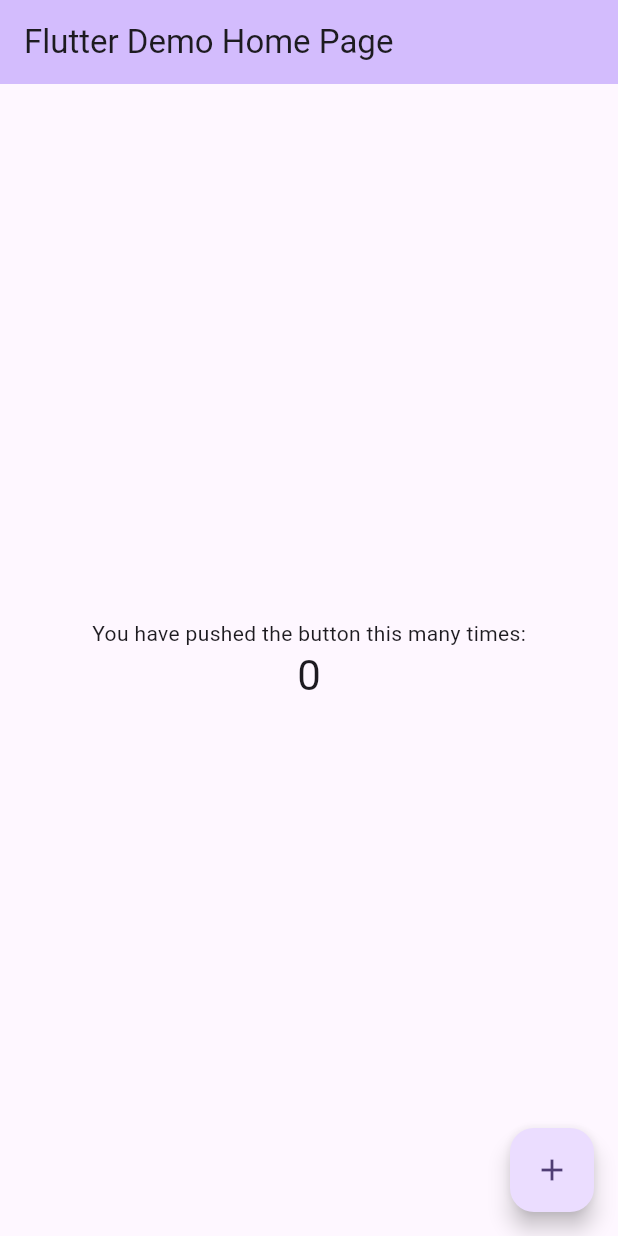
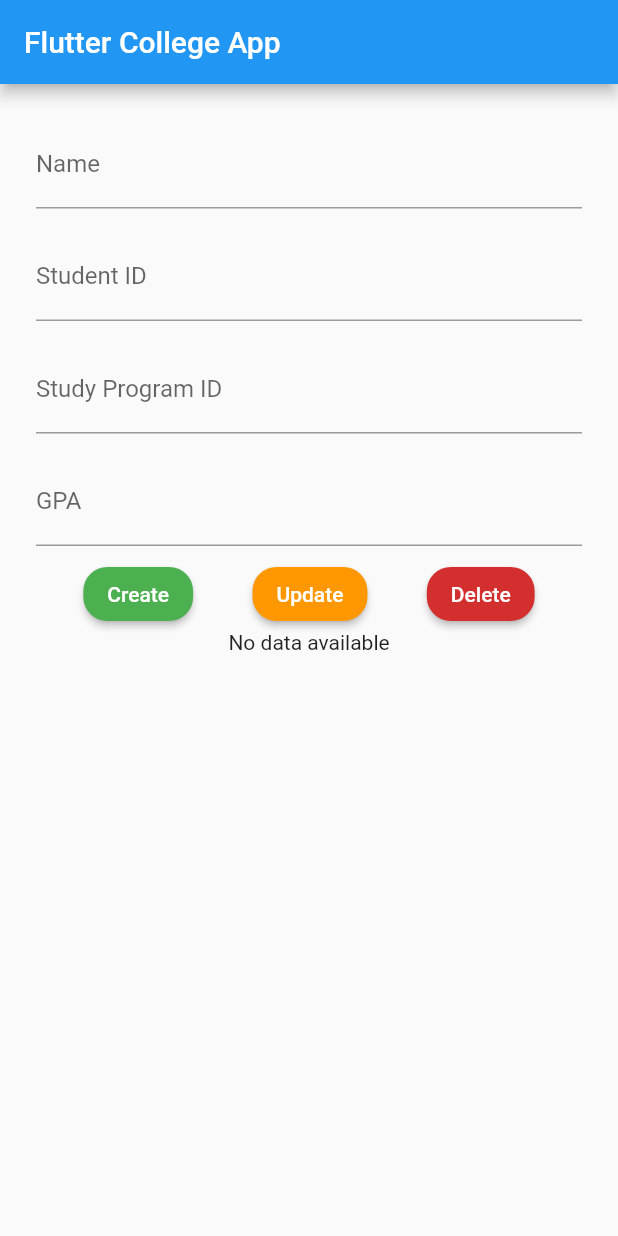
Before and after one commit to Kruzikael014/practice_flutter, a Flutter app: the screen it shows after launch, on a phone screen of 412 x 824 dp. Run offline on Flutter 3.47's test engine with Material 2 defaults, Android fonts, the light colour scheme and no system bars; our stand-ins replace cloud_firestore, firebase_core; accounts and stored records are empty.

Commit message:
Sudah selesai? lanjut nanti

```diff
--- a/lib/main.dart
+++ b/lib/main.dart
@@ -1,125 +1,306 @@
+import 'dart:developer';
+import 'package:firebase_core/firebase_core.dart';
 import 'package:flutter/material.dart';
+import 'package:flutter_pract/firebase_options.dart';
+import 'package:cloud_firestore/cloud_firestore.dart';
 
-void main() {
+void main() async {
+  WidgetsFlutterBinding.ensureInitialized();
+  await Firebase.initializeApp(options: DefaultFirebaseOptions.currentPlatform);
   runApp(const MyApp());
 }
 
 class MyApp extends StatelessWidget {
   const MyApp({super.key});
 
-  // This widget is the root of your application.
   @override
   Widget build(BuildContext context) {
     return MaterialApp(
-      title: 'Flutter Demo',
       theme: ThemeData(
-        // This is the theme of your application.
-        //
-        // TRY THIS: Try running your application with "flutter run". You'll see
-        // the application has a blue toolbar. Then, without quitting the app,
-        // try changing the seedColor in the colorScheme below to Colors.green
-        // and then invoke "hot reload" (save your changes or press the "hot
-        // reload" button in a Flutter-supported IDE, or press "r" if you used
-        // the command line to start the app).
-        //
-        // Notice that the counter didn't reset back to zero; the application
-        // state is not lost during the reload. To reset the state, use hot
-        // restart instead.
-        //
-        // This works for code too, not just values: Most code changes can be
-        // tested with just a hot reload.
-        colorScheme: ColorScheme.fromSeed(seedColor: Colors.deepPurple),
-        useMaterial3: true,
+        brightness: Brightness.light,
+        colorScheme: const ColorScheme.light(
+            primary: Colors.blue, secondary: Colors.cyan),
       ),
-      home: const MyHomePage(title: 'Flutter Demo Home Page'),
+      home: const RootPage(),
     );
   }
 }
 
-class MyHomePage extends StatefulWidget {
-  const MyHomePage({super.key, required this.title});
+class RootPage extends StatefulWidget {
+  const RootPage({super.key});
 
-  // This widget is the home page of your application. It is stateful, meaning
-  // that it has a State object (defined below) that contains fields that affect
-  // how it looks.
-
-  // This class is the configuration for the state. It holds the values (in this
-  // case the title) provided by the parent (in this case the App widget) and
-  // used by the build method of the State. Fields in a Widget subclass are
-  // always marked "final".
-
-  final String title;
+  final String title = 'Sebuah String';
 
   @override
-  State<MyHomePage> createState() => _MyHomePageState();
+  State<StatefulWidget> createState() => _RootPageState();
 }
 
-class _MyHomePageState extends State<MyHomePage> {
-  int _counter = 0;
+class _RootPageState extends State<RootPage> {
+  String? studentName, studentID, programID;
+  double? gpa;
 
-  void _incrementCounter() {
-    setState(() {
-      // This call to setState tells the Flutter framework that something has
-      // changed in this State, which causes it to rerun the build method below
-      // so that the display can reflect the updated values. If we changed
-      // _counter without calling setState(), then the build method would not be
-      // called again, and so nothing would appear to happen.
-      _counter++;
+  final TextEditingController studentNameController = TextEditingController();
+  final TextEditingController studentIDController = TextEditingController();
+  final TextEditingController programIDController = TextEditingController();
+  final TextEditingController gpaController = TextEditingController();
+
+  setStudentName(String studentName) {
+    this.studentName = studentName;
+  }
+
+  setStudentID(String studentID) {
+    this.studentID = studentID;
+  }
+
+  setProgramID(String programID) {
+    this.programID = programID;
+  }
+
+  setGPA(String gpa) {
+    this.gpa = double.parse(gpa);
+  }
+
+  check() {
+    log('data\n======================');
+    log('StudentName : $studentName');
+    log('StudentID   : $studentID');
+    log('ProgramID   : $programID');
+    log('StudentGPA  : $gpa');
+    log('Testing success');
+    clear();
+  }
+
+  clear() {
+    studentNameController.clear();
+    studentIDController.clear();
+    programIDController.clear();
+    gpaController.clear();
+  }
+
+  reset() {
+    studentID = null;
+    studentName = null;
+    programID = null;
+    gpa = null;
+  }
+
+  createData() {
+    check();
+    DocumentReference documentReference =
+        FirebaseFirestore.instance.collection('student_scores').doc();
+
+    Map<String, dynamic> student = {
+      "studentID": studentID,
+      "studentName": studentName,
+      "programID": programID,
+      "gpa": gpa
+    };
+
+    documentReference.set(student).whenComplete(() {
+      log('data created');
+      reset();
+    }).onError((error, stackTrace) {
+      log('$error occured during insertion!\nHere is the stack trace\n$stackTrace');
     });
+  }
+
+  updateData() async {
+    check();
+
+    QuerySnapshot<Map<String, dynamic>> querySnapshot = await FirebaseFirestore
+        .instance
+        .collection('student_scores')
+        .where('studentID', isEqualTo: '$studentID')
+        .get();
+
+    if (querySnapshot.docs.isNotEmpty) {
+      DocumentReference documentReference = querySnapshot.docs[0].reference;
+      Map<String, dynamic> student = {
+        "studentID": studentID,
+        "studentName": studentName,
+        "programID": programID,
+        "gpa": gpa
+      };
+      documentReference.update(student).whenComplete(() {
+        log('data updated');
+        reset();
+      }).onError((error, stackTrace) {
+        log('$error occured during insertion!\nHere is the stack trace\n$stackTrace');
+      });
+    }
+  }
+
+  deleteData() async {
+    check();
+
+    QuerySnapshot<Map<String, dynamic>> querySnapshot = await FirebaseFirestore
+        .instance
+        .collection('student_scores')
+        .where('studentID', isEqualTo: '$studentID')
+        .get();
+
+    if (querySnapshot.docs.isNotEmpty) {
+      DocumentReference documentReference = querySnapshot.docs[0].reference;
+
+      documentReference.delete().whenComplete(() {
+        log('data deleted');
+        reset();
+      }).onError((error, stackTrace) {
+        log('$error occured during insertion!\nHere is the stack trace\n$stackTrace');
+      });
+    }
   }
 
   @override
   Widget build(BuildContext context) {
-    // This method is rerun every time setState is called, for instance as done
-    // by the _incrementCounter method above.
-    //
-    // The Flutter framework has been optimized to make rerunning build methods
-    // fast, so that you can just rebuild anything that needs updating rather
-    // than having to individually change instances of widgets.
     return Scaffold(
       appBar: AppBar(
-        // TRY THIS: Try changing the color here to a specific color (to
-        // Colors.amber, perhaps?) and trigger a hot reload to see the AppBar
-        // change color while the other colors stay the same.
-        backgroundColor: Theme.of(context).colorScheme.inversePrimary,
-        // Here we take the value from the MyHomePage object that was created by
-        // the App.build method, and use it to set our appbar title.
-        title: Text(widget.title),
+        title: const Text('Flutter College App'),
       ),
-      body: Center(
-        // Center is a layout widget. It takes a single child and positions it
-        // in the middle of the parent.
+      body: Padding(
+        padding: const EdgeInsets.all(16.0),
         child: Column(
-          // Column is also a layout widget. It takes a list of children and
-          // arranges them vertically. By default, it sizes itself to fit its
-          // children horizontally, and tries to be as tall as its parent.
-          //
-          // Column has various properties to control how it sizes itself and
-          // how it positions its children. Here we use mainAxisAlignment to
-          // center the children vertically; the main axis here is the vertical
-          // axis because Columns are vertical (the cross axis would be
-          // horizontal).
-          //
-          // TRY THIS: Invoke "debug painting" (choose the "Toggle Debug Paint"
-          // action in the IDE, or press "p" in the console), to see the
-          // wireframe for each widget.
-          mainAxisAlignment: MainAxisAlignment.center,
           children: <Widget>[
-            const Text(
-              'You have pushed the button this many times:',
+            Padding(
+              padding: const EdgeInsets.all(8.0),
+              child: TextFormField(
+                controller: studentNameController,
+                decoration: const InputDecoration(
+                    labelText: 'Name',
+                    fillColor: Colors.white,
+                    focusedBorder: OutlineInputBorder(
+                        borderSide:
+                            BorderSide(color: Colors.blue, width: 2.0))),
+                onChanged: (String name) => setStudentName(name),
+              ),
             ),
-            Text(
-              '$_counter',
-              style: Theme.of(context).textTheme.headlineMedium,
+            Padding(
+              padding: const EdgeInsets.all(8.0),
+              child: TextFormField(
+                controller: studentIDController,
+                decoration: const InputDecoration(
+                    labelText: 'Student ID',
+                    fillColor: Colors.white,
+                    focusedBorder: OutlineInputBorder(
+                        borderSide:
+                            BorderSide(color: Colors.blue, width: 2.0))),
+                onChanged: (String studentID) => setStudentID(studentID),
+              ),
             ),
+            Padding(
+              padding: const EdgeInsets.all(8.0),
+              child: TextFormField(
+                controller: programIDController,
+                decoration: const InputDecoration(
+                    labelText: 'Study Program ID',
+                    fillColor: Colors.white,
+                    focusedBorder: OutlineInputBorder(
+                        borderSide:
+                            BorderSide(color: Colors.blue, width: 2.0))),
+                onChanged: (String programID) => setProgramID(programID),
+              ),
+            ),
+            Padding(
+              padding: const EdgeInsets.all(8.0),
+              child: TextFormField(
+                controller: gpaController,
+                decoration: const InputDecoration(
+                    labelText: 'GPA',
+                    fillColor: Colors.white,
+                    focusedBorder: OutlineInputBorder(
+                        borderSide:
+                            BorderSide(color: Colors.blue, width: 2.0))),
+                onChanged: (String gpa) => setGPA(gpa),
+              ),
+            ),
+            Row(
+              mainAxisAlignment: MainAxisAlignment.spaceEvenly,
+              children: <Widget>[
+                ElevatedButton(
+                  style: ElevatedButton.styleFrom(
+                      backgroundColor: Colors.green,
+                      shape: RoundedRectangleBorder(
+                        borderRadius: BorderRadius.circular(16),
+                      )),
+                  child: const Text('Create'),
+                  onPressed: () => createData(),
+                ),
+                ElevatedButton(
+                  style: ElevatedButton.styleFrom(
+                      backgroundColor: Colors.orange[500],
+                      shape: RoundedRectangleBorder(
+                        borderRadius: BorderRadius.circular(16),
+                      )),
+                  child: const Text('Update'),
+                  onPressed: () => updateData(),
+                ),
+                ElevatedButton(
+                  style: ElevatedButton.styleFrom(
+                      backgroundColor: Colors.red[700],
+                      shape: RoundedRectangleBorder(
+                        borderRadius: BorderRadius.circular(16),
+                      )),
+                  child: const Text('Delete'),
+                  onPressed: () => deleteData(),
+                ),
+              ],
+            ),
+            const StudentInformation()
           ],
         ),
       ),
-      floatingActionButton: FloatingActionButton(
-        onPressed: _incrementCounter,
-        tooltip: 'Increment',
-        child: const Icon(Icons.add),
-      ), // This trailing comma makes auto-formatting nicer for build methods.
     );
   }
 }
+
+class StudentInformation extends StatefulWidget {
+  const StudentInformation({super.key});
+
+  @override
+  State<StatefulWidget> createState() => _StudentInformationState();
+}
+
+class _StudentInformationState extends State<StudentInformation> {
+  final CollectionReference _studentCollection =
+      FirebaseFirestore.instance.collection('student_scores');
+
+  @override
+  Widget build(BuildContext context) {
+    return StreamBuilder<QuerySnapshot>(
+      stream: _studentCollection.orderBy('studentName').snapshots(),
+      builder: (context, snapshot) {
+        if (snapshot.hasError) {
+          return const Text('Something went wrong');
+        }
+
+        if (snapshot.connectionState == ConnectionState.waiting) {
+          return const Text("Loading");
+        }
+
+        final List<QueryDocumentSnapshot> documents = snapshot.data!.docs;
+
+        if (documents.isEmpty) {
+          return const Text("No data available");
+        }
+
+        return Expanded(
+            child: ListView(
+          children: documents.map((document) {
+            Map<String, dynamic> data = document.data() as Map<String, dynamic>;
+            return ListTile(
+              title: Text('Name: ${data['studentName']}'),
+              subtitle: Column(
+                crossAxisAlignment: CrossAxisAlignment.start,
+                children: [
+                  Text('GPA: ${data['gpa']}'),
+                  Text('Program ID: ${data['programID']}'),
+                  Text('Student ID: ${data['studentID']}'),
+                ],
+              ),
+            );
+          }).toList(),
+        ));
+      },
+    );
+  }
+}
--- a/pubspec.yaml
+++ b/pubspec.yaml
@@ -28,6 +28,7 @@ environment:
 # the latest version available on pub.dev. To see which dependencies have newer
 # versions available, run `flutter pub outdated`.
 dependencies:
+  cloud_firestore:
   flutter:
     sdk: flutter
 
@@ -35,6 +36,7 @@ dependencies:
   # The following adds the Cupertino Icons font to your application.
   # Use with the CupertinoIcons class for iOS style icons.
   cupertino_icons: ^1.0.2
+  firebase_core: ^2.17.0
 
 dev_dependencies:
   flutter_test:
```
Also changed, not shown: lib/firebase_options.dart (added), pubspec.lock, 9 other files.
